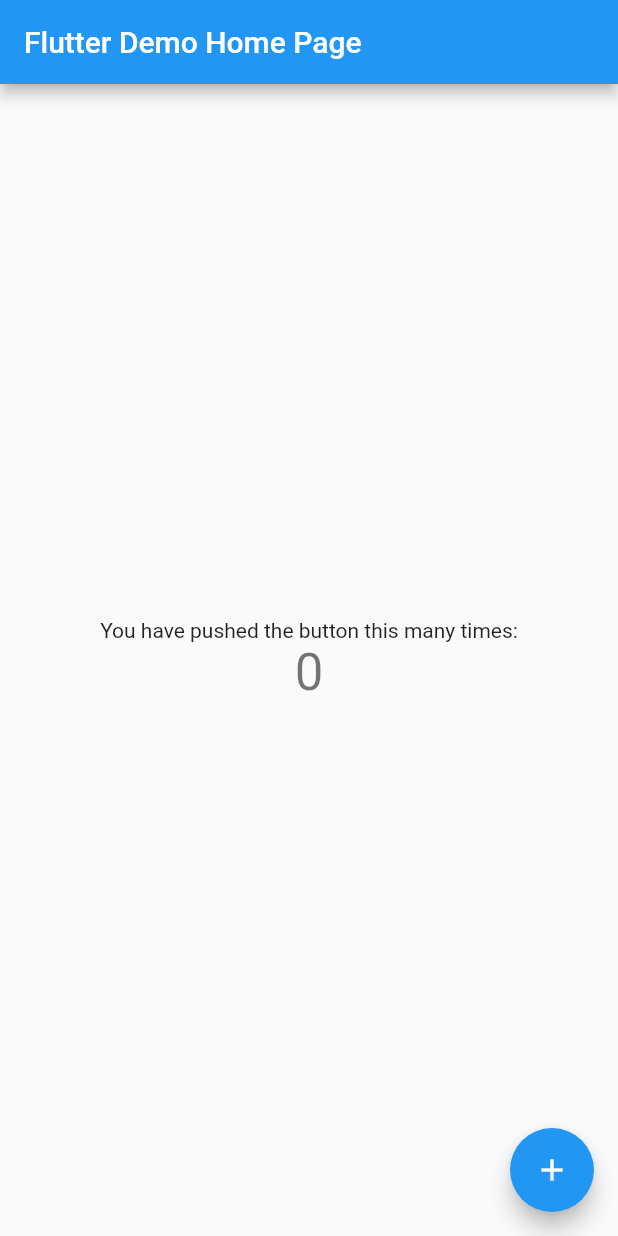
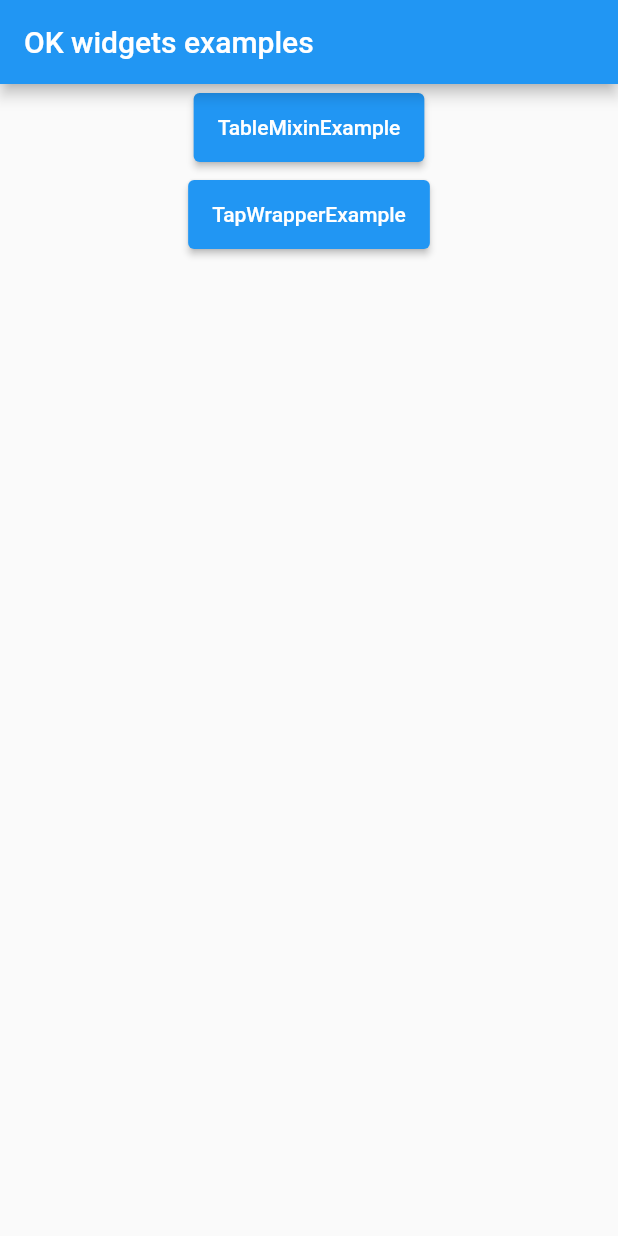
Before and after one commit to CaiJingLong/flutter_ok_widget, a Flutter app: the screen it shows after launch, on a phone screen of 412 x 824 dp. Run offline on Flutter 3.47's test engine with Material 2 defaults, Android fonts, the phone set to English and light mode, and no system bars.

Commit message:
tap wrapper

```diff
--- /dev/null
+++ b/example/lib/examples.dart
@@ -0,0 +1,9 @@
+import 'package:flutter/material.dart';
+import 'table_mixin_example.dart';
+import 'tap_wrapper_example.dart';
+
+/// This is a generated file. DO NOT EDIT.
+const examples = <Widget>[
+  TableMixinExample(),
+  TapWrapperExample(),
+];
--- a/example/lib/main.dart
+++ b/example/lib/main.dart
@@ -1,3 +1,4 @@
+import 'package:example/examples.dart';
 import 'package:flutter/material.dart';
 
 void main() {
@@ -7,109 +8,57 @@ void main() {
 class MyApp extends StatelessWidget {
   const MyApp({Key? key}) : super(key: key);
 
-  // This widget is the root of your application.
   @override
   Widget build(BuildContext context) {
     return MaterialApp(
       title: 'Flutter Demo',
       theme: ThemeData(
-        // This is the theme of your application.
-        //
-        // Try running your application with "flutter run". You'll see the
-        // application has a blue toolbar. Then, without quitting the app, try
-        // changing the primarySwatch below to Colors.green and then invoke
-        // "hot reload" (press "r" in the console where you ran "flutter run",
-        // or simply save your changes to "hot reload" in a Flutter IDE).
-        // Notice that the counter didn't reset back to zero; the application
-        // is not restarted.
         primarySwatch: Colors.blue,
       ),
-      home: const MyHomePage(title: 'Flutter Demo Home Page'),
+      home: const MyHomePage(),
     );
   }
 }
 
-class MyHomePage extends StatefulWidget {
-  const MyHomePage({Key? key, required this.title}) : super(key: key);
-
-  // This widget is the home page of your application. It is stateful, meaning
-  // that it has a State object (defined below) that contains fields that affect
-  // how it looks.
-
-  // This class is the configuration for the state. It holds the values (in this
-  // case the title) provided by the parent (in this case the App widget) and
-  // used by the build method of the State. Fields in a Widget subclass are
-  // always marked "final".
-
-  final String title;
-
-  @override
-  State<MyHomePage> createState() => _MyHomePageState();
-}
-
-class _MyHomePageState extends State<MyHomePage> {
-  int _counter = 0;
-
-  void _incrementCounter() {
-    setState(() {
-      // This call to setState tells the Flutter framework that something has
-      // changed in this State, which causes it to rerun the build method below
-      // so that the display can reflect the updated values. If we changed
-      // _counter without calling setState(), then the build method would not be
-      // called again, and so nothing would appear to happen.
-      _counter++;
-    });
-  }
+class MyHomePage extends StatelessWidget {
+  const MyHomePage({Key? key}) : super(key: key);
 
   @override
   Widget build(BuildContext context) {
-    // This method is rerun every time setState is called, for instance as done
-    // by the _incrementCounter method above.
-    //
-    // The Flutter framework has been optimized to make rerunning build methods
-    // fast, so that you can just rebuild anything that needs updating rather
-    // than having to individually change instances of widgets.
     return Scaffold(
       appBar: AppBar(
-        // Here we take the value from the MyHomePage object that was created by
-        // the App.build method, and use it to set our appbar title.
-        title: Text(widget.title),
+        title: const Text('OK widgets examples'),
       ),
-      body: Center(
-        // Center is a layout widget. It takes a single child and positions it
-        // in the middle of the parent.
+      body: SizedBox(
+        width: double.infinity,
         child: Column(
-          // Column is also a layout widget. It takes a list of children and
-          // arranges them vertically. By default, it sizes itself to fit its
-          // children horizontally, and tries to be as tall as its parent.
-          //
-          // Invoke "debug painting" (press "p" in the console, choose the
-          // "Toggle Debug Paint" action from the Flutter Inspector in Android
-          // Studio, or the "Toggle Debug Paint" command in Visual Studio Code)
-          // to see the wireframe for each widget.
-          //
-          // Column has various properties to control how it sizes itself and
-          // how it positions its children. Here we use mainAxisAlignment to
-          // center the children vertically; the main axis here is the vertical
-          // axis because Columns are vertical (the cross axis would be
-          // horizontal).
-          mainAxisAlignment: MainAxisAlignment.center,
-          children: <Widget>[
-            const Text(
-              'You have pushed the button this many times:',
-            ),
-            Text(
-              '$_counter',
-              style: Theme.of(context).textTheme.headline4,
-            ),
-          ],
+          children: examples.map(_buildButton).toList(),
         ),
       ),
-      floatingActionButton: FloatingActionButton(
-        onPressed: _incrementCounter,
-        tooltip: 'Increment',
-        child: const Icon(Icons.add),
-      ), // This trailing comma makes auto-formatting nicer for build methods.
     );
   }
+
+  Widget _buildButton(Widget targetExampleWidget) {
+    return Builder(builder: (context) {
+      return Padding(
+        padding: const EdgeInsets.all(5.0),
+        child: ElevatedButton(
+          style: ButtonStyle(
+            padding: MaterialStateProperty.all<EdgeInsets>(
+              const EdgeInsets.symmetric(horizontal: 16, vertical: 15),
+            ),
+          ),
+          child: Text(targetExampleWidget.runtimeType.toString()),
+          onPressed: () {
+            Navigator.push(
+              context,
+              MaterialPageRoute(
+                builder: (context) => targetExampleWidget,
+              ),
+            );
+          },
+        ),
+      );
+    });
+  }
 }
--- /dev/null
+++ b/tools/lib/template_utils.dart
@@ -0,0 +1,6 @@
+String convertTemplate(String src, Map<String, String> map) {
+  for (final key in map.entries) {
+    src = src.replaceAll('%${key.key}%', key.value);
+  }
+  return src;
+}
```
Also changed, not shown: example/lib/table_mixin_example.dart (+26 -2 lines), example/lib/tap_wrapper_example.dart (added, +40 -0 lines), tools/bin/create_widget.dart (+54 -13 lines), 1 other file.
